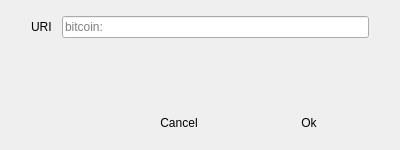
Above: BlockSettleUILib/OpenURIDialog.ui from BlockSettle/terminal before the change. Below: the same form after it.
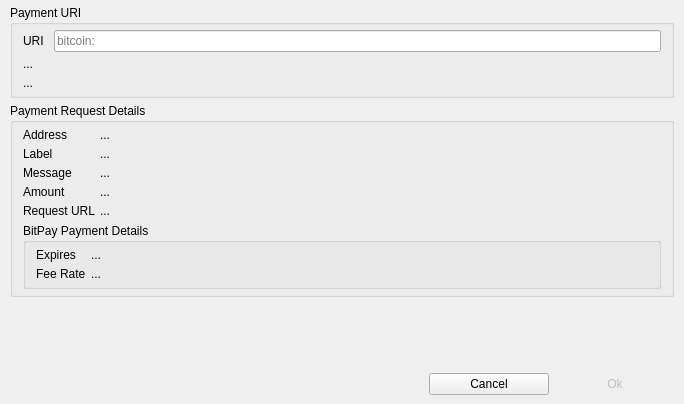
That is the form after the change.

Patch:
```diff
--- a/BlockSettleUILib/OpenURIDialog.ui
+++ b/BlockSettleUILib/OpenURIDialog.ui
@@ -6,8 +6,8 @@
    <rect>
     <x>0</x>
     <y>0</y>
-    <width>400</width>
-    <height>150</height>
+    <width>684</width>
+    <height>404</height>
    </rect>
   </property>
   <property name="sizePolicy">
@@ -22,47 +22,285 @@
   <property name="sizeGripEnabled">
    <bool>false</bool>
   </property>
-  <layout class="QVBoxLayout" name="verticalLayout">
+  <layout class="QVBoxLayout" name="verticalLayout_7">
+   <property name="spacing">
+    <number>0</number>
+   </property>
+   <property name="leftMargin">
+    <number>0</number>
+   </property>
+   <property name="topMargin">
+    <number>0</number>
+   </property>
+   <property name="rightMargin">
+    <number>0</number>
+   </property>
+   <property name="bottomMargin">
+    <number>0</number>
+   </property>
    <item>
     <widget class="QWidget" name="widget_2" native="true">
-     <layout class="QHBoxLayout" name="horizontalLayout_2">
+     <layout class="QVBoxLayout" name="verticalLayout_6">
       <property name="spacing">
-       <number>10</number>
+       <number>5</number>
       </property>
       <property name="leftMargin">
-       <number>20</number>
+       <number>10</number>
       </property>
       <property name="topMargin">
        <number>5</number>
       </property>
       <property name="rightMargin">
-       <number>20</number>
+       <number>10</number>
       </property>
       <property name="bottomMargin">
        <number>5</number>
       </property>
       <item>
-       <widget class="QLabel" name="label">
-        <property name="text">
-         <string>URI</string>
+       <widget class="QGroupBox" name="groupBox">
+        <property name="title">
+         <string>Payment URI</string>
         </property>
+        <layout class="QVBoxLayout" name="verticalLayout">
+         <property name="spacing">
+          <number>5</number>
+         </property>
+         <property name="leftMargin">
+          <number>10</number>
+         </property>
+         <property name="topMargin">
+          <number>5</number>
+         </property>
+         <property name="rightMargin">
+          <number>10</number>
+         </property>
+         <property name="bottomMargin">
+          <number>5</number>
+         </property>
+         <item>
+          <layout class="QHBoxLayout" name="horizontalLayout_2">
+           <property name="spacing">
+            <number>10</number>
+           </property>
+           <item>
+            <widget class="QLabel" name="label">
+             <property name="text">
+              <string>URI</string>
+             </property>
+            </widget>
+           </item>
+           <item>
+            <widget class="QLineEdit" name="lineEditURI">
+             <property name="text">
+              <string/>
+             </property>
+             <property name="placeholderText">
+              <string>bitcoin:</string>
+             </property>
+            </widget>
+           </item>
+          </layout>
+         </item>
+         <item>
+          <widget class="QLabel" name="labelErrorMessage">
+           <property name="text">
+            <string>...</string>
+           </property>
+           <property name="errorMessage" stdset="0">
+            <bool>true</bool>
+           </property>
+          </widget>
+         </item>
+         <item>
+          <widget class="QLabel" name="labelStatus">
+           <property name="text">
+            <string>...</string>
+           </property>
+           <property name="infoMessage" stdset="0">
+            <bool>true</bool>
+           </property>
+          </widget>
+         </item>
+        </layout>
        </widget>
       </item>
       <item>
-       <widget class="QLineEdit" name="lineEditURI">
-        <property name="text">
-         <string/>
+       <widget class="QGroupBox" name="groupBoxPaymentDetails">
+        <property name="title">
+         <string>Payment Request Details</string>
         </property>
-        <property name="placeholderText">
-         <string>bitcoin:</string>
-        </property>
+        <layout class="QVBoxLayout" name="verticalLayout_5">
+         <property name="spacing">
+          <number>5</number>
+         </property>
+         <property name="leftMargin">
+          <number>10</number>
+         </property>
+         <property name="topMargin">
+          <number>5</number>
+         </property>
+         <property name="rightMargin">
+          <number>10</number>
+         </property>
+         <property name="bottomMargin">
+          <number>5</number>
+         </property>
+         <item>
+          <layout class="QFormLayout" name="formLayout">
+           <property name="horizontalSpacing">
+            <number>5</number>
+           </property>
+           <property name="verticalSpacing">
+            <number>5</number>
+           </property>
+           <item row="0" column="0">
+            <widget class="QLabel" name="label_2">
+             <property name="text">
+              <string>Address</string>
+             </property>
+            </widget>
+           </item>
+           <item row="0" column="1">
+            <widget class="QLabel" name="labelDetailsAddress">
+             <property name="text">
+              <string>...</string>
+             </property>
+            </widget>
+           </item>
+           <item row="1" column="0">
+            <widget class="QLabel" name="label_4">
+             <property name="text">
+              <string>Label</string>
+             </property>
+            </widget>
+           </item>
+           <item row="1" column="1">
+            <widget class="QLabel" name="labelDetailsLabel">
+             <property name="text">
+              <string>...</string>
+             </property>
+            </widget>
+           </item>
+           <item row="3" column="1">
+            <widget class="QLabel" name="labelDetilsAmount">
+             <property name="text">
+              <string>...</string>
+             </property>
+            </widget>
+           </item>
+           <item row="3" column="0">
+            <widget class="QLabel" name="label_3">
+             <property name="text">
+              <string>Amount</string>
+             </property>
+            </widget>
+           </item>
+           <item row="2" column="0">
+            <widget class="QLabel" name="label_5">
+             <property name="text">
+              <string>Message</string>
+             </property>
+            </widget>
+           </item>
+           <item row="2" column="1">
+            <widget class="QLabel" name="labelDetailsMessage">
+             <property name="text">
+              <string>...</string>
+             </property>
+             <property name="wordWrap">
+              <bool>true</bool>
+             </property>
+            </widget>
+           </item>
+           <item row="4" column="0">
+            <widget class="QLabel" name="label_6">
+             <property name="text">
+              <string>Request URL</string>
+             </property>
+            </widget>
+           </item>
+           <item row="4" column="1">
+            <widget class="QLabel" name="labelRequestURL">
+             <property name="text">
+              <string>...</string>
+             </property>
+             <property name="openExternalLinks">
+              <bool>true</bool>
+             </property>
+            </widget>
+           </item>
+          </layout>
+         </item>
+         <item>
+          <widget class="QGroupBox" name="groupBoxBitPayDetails">
+           <property name="title">
+            <string>BitPay Payment Details</string>
+           </property>
+           <layout class="QVBoxLayout" name="verticalLayout_4">
+            <property name="spacing">
+             <number>5</number>
+            </property>
+            <property name="leftMargin">
+             <number>10</number>
+            </property>
+            <property name="topMargin">
+             <number>5</number>
+            </property>
+            <property name="rightMargin">
+             <number>10</number>
+            </property>
+            <property name="bottomMargin">
+             <number>5</number>
+            </property>
+            <item>
+             <layout class="QFormLayout" name="formLayout_2">
+              <property name="horizontalSpacing">
+               <number>5</number>
+              </property>
+              <property name="verticalSpacing">
+               <number>5</number>
+              </property>
+              <item row="0" column="0">
+               <widget class="QLabel" name="label_9">
+                <property name="text">
+                 <string>Expires</string>
+                </property>
+               </widget>
+              </item>
+              <item row="1" column="0">
+               <widget class="QLabel" name="label_8">
+                <property name="text">
+                 <string>Fee Rate</string>
+                </property>
+               </widget>
+              </item>
+              <item row="0" column="1">
+               <widget class="QLabel" name="labelDetailsExpires">
+                <property name="text">
+                 <string>...</string>
+                </property>
+               </widget>
+              </item>
+              <item row="1" column="1">
+               <widget class="QLabel" name="labelDetailsFeeRate">
+                <property name="text">
+                 <string>...</string>
+                </property>
+               </widget>
+              </item>
+             </layout>
+            </item>
+           </layout>
+          </widget>
+         </item>
+        </layout>
        </widget>
       </item>
      </layout>
     </widget>
    </item>
    <item>
-    <spacer name="verticalSpacer">
+    <spacer name="verticalSpacer_2">
      <property name="orientation">
       <enum>Qt::Vertical</enum>
      </property>
@@ -86,21 +324,6 @@
       <bool>true</bool>
      </property>
      <layout class="QHBoxLayout" name="horizontalLayout">
-      <property name="spacing">
-       <number>10</number>
-      </property>
-      <property name="leftMargin">
-       <number>20</number>
-      </property>
-      <property name="topMargin">
-       <number>5</number>
-      </property>
-      <property name="rightMargin">
-       <number>20</number>
-      </property>
-      <property name="bottomMargin">
-       <number>5</number>
-      </property>
       <item>
        <spacer name="horizontalSpacer">
         <property name="orientation">
@@ -131,16 +354,22 @@
         <property name="text">
          <string>Cancel</string>
         </property>
+        <property name="autoDefault">
+         <bool>false</bool>
+        </property>
         <property name="default">
-         <bool>true</bool>
+         <bool>false</bool>
         </property>
         <property name="flat">
-         <bool>true</bool>
+         <bool>false</bool>
         </property>
        </widget>
       </item>
       <item>
        <widget class="QPushButton" name="pushButtonOk">
+        <property name="enabled">
+         <bool>false</bool>
+        </property>
         <property name="sizePolicy">
          <sizepolicy hsizetype="Minimum" vsizetype="Preferred">
           <horstretch>0</horstretch>
```
